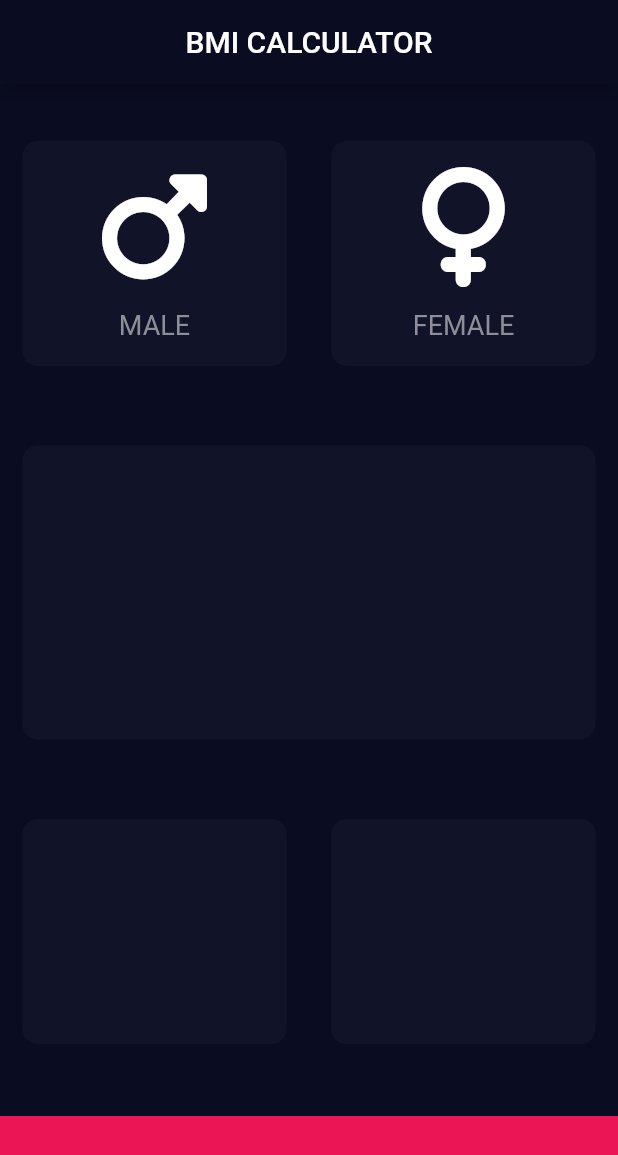
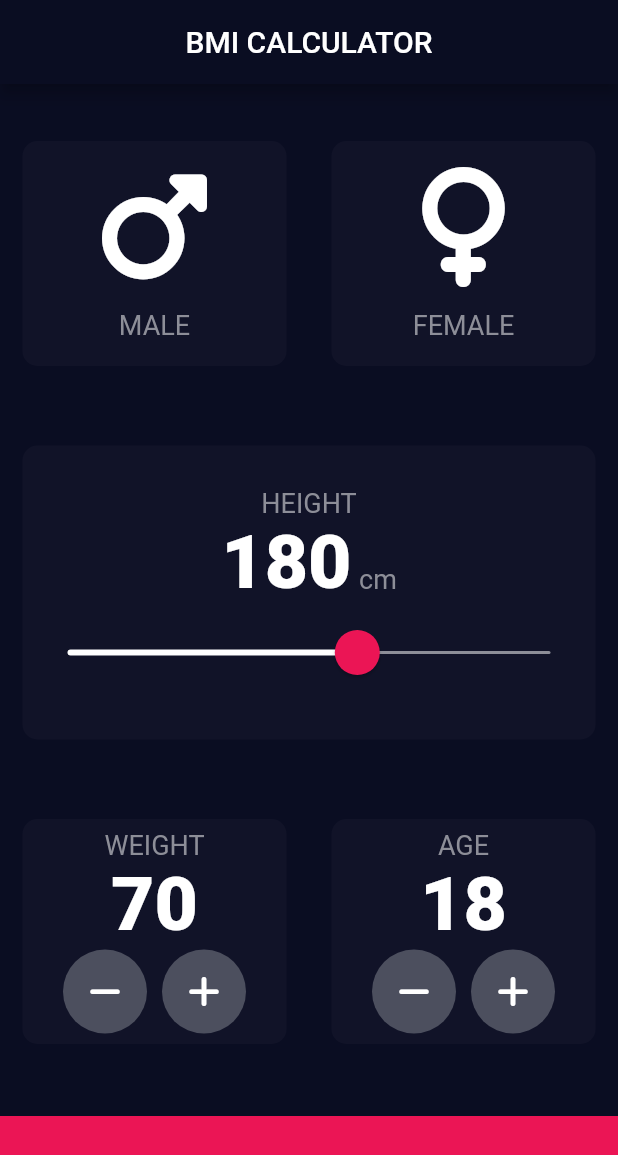
Before and after one commit to Jihed0405/bmi_calculator, a Flutter app: the screen it shows after launch, on a phone screen of 412 x 824 dp. Shown: the top 1155 px of the screen. Run offline on Flutter 3.47's test engine with Material 2 defaults, Android fonts, the phone set to English and light mode, and no system bars; our stand-ins replace font_awesome_flutter.

```diff
--- /dev/null
+++ b/lib/constants.dart
@@ -0,0 +1,17 @@
+
+import 'package:flutter/material.dart';
+
+const kBottomContainerHeight = 80.0;
+const kBottomContainerColour = Color(0xFFEB1555);
+const kOverlaySliderColor = Color(0x29EB1555);
+const kSliderInactiveColor = Color(0xFF8D8E98);
+const kActiveCardColour = Color(0xFF1D1F33);
+const kInactiveCardColour = Color(0xFF111328);
+const kButtonColor = Color(0xFF4C4F5E);
+const kLabelTextStyle= TextStyle(
+  fontSize: 18.0,
+color: Color(0xFF8D8E98));
+const kValuesTextStyle = TextStyle(
+  fontSize: 50.0,
+  fontWeight: FontWeight.w900
+);
--- a/lib/icon_content.dart
+++ b/lib/icon_content.dart
@@ -1,7 +1,6 @@
+import 'package:bmi_calculator/constants.dart';
 import 'package:flutter/material.dart';
-const labelTextStyle= TextStyle(
-  fontSize: 18.0,
-color: Color(0xFF8D8E98));
+
 class IconContent extends StatelessWidget {
   final IconData icon;
     final String label;
@@ -19,7 +18,7 @@ class IconContent extends StatelessWidget {
       children: [
         Icon(icon,size: 80.0,),
         const SizedBox(height: 15.0,),
-        Text(label,style: labelTextStyle,)
+        Text(label,style: kLabelTextStyle,)
       ],
     );
   }
--- a/lib/input_page.dart
+++ b/lib/input_page.dart
@@ -1,12 +1,9 @@
+import 'package:bmi_calculator/constants.dart';
 import 'package:bmi_calculator/icon_content.dart';
 import 'package:bmi_calculator/reusable_card.dart';
 import 'package:flutter/material.dart';
 import 'package:font_awesome_flutter/font_awesome_flutter.dart';
 
-const bottomContainerHeight = 80.0;
-const bottomContainerColour = Color(0xFFEB1555);
-const activeCardColour = Color(0xFF1D1F33);
-const inactiveCardColour = Color(0xFF111328);
 
 enum Gender { male, female }
 
@@ -17,7 +14,9 @@ class InputPage extends StatefulWidget {
 
 class _InputPageState extends State<InputPage> {
   Gender? selectedGender;
-
+  int height = 180;
+  int weight = 70;
+  int age = 18;
   @override
   Widget build(BuildContext context) {
     return Scaffold(
@@ -25,65 +24,175 @@ class _InputPageState extends State<InputPage> {
           title: const Center(child: Text('BMI CALCULATOR')),
         ),
         body: Column(
+          crossAxisAlignment: CrossAxisAlignment.stretch ,
           children: [
             Expanded(
               child: Row(
                 children: [
                   Expanded(
-                    child: GestureDetector(
-                      onTap: () {
-                        setState(() {
-                          selectedGender = Gender.male;
-                        });
-                      },
-                      child: ReusableCard(
-                        colour: selectedGender == Gender.male
-                            ? activeCardColour
-                            : inactiveCardColour,
-                        cardChild: IconContent(
-                          icon: FontAwesomeIcons.mars,
-                          label: 'MALE',
-                        ),
+                    child: ReusableCard(
+                      onPress:  (){setState(() {
+                        selectedGender = Gender.male;
+                      });},
+                      colour: selectedGender == Gender.male
+                          ? kActiveCardColour
+                          : kInactiveCardColour,
+                      cardChild: IconContent(
+                        icon: FontAwesomeIcons.mars,
+                        label: 'MALE',
                       ),
                     ),
                   ),
                   Expanded(
-                    child: GestureDetector(
-                      onTap: () {
-                        setState(() {
+                    child: ReusableCard(
+                      onPress: (){
+                         setState(() {
                           selectedGender = Gender.female;
                         });
                       },
-                      child: ReusableCard(
-                        colour: selectedGender == Gender.female
-                            ? activeCardColour
-                            : inactiveCardColour,
-                        cardChild: IconContent(
-                            icon: FontAwesomeIcons.venus, label: "FEMALE"),
-                      ),
+                      colour: selectedGender == Gender.female
+                          ? kActiveCardColour
+                          : kInactiveCardColour,
+                      cardChild: IconContent(
+                          icon: FontAwesomeIcons.venus, label: "FEMALE"),
                     ),
                   ),
                 ],
               ),
             ),
             Expanded(
-              child: ReusableCard(colour: inactiveCardColour),
+              child: ReusableCard(colour: kInactiveCardColour,
+              cardChild: Column(
+
+                 mainAxisAlignment: MainAxisAlignment.center,
+                children: [
+                  Text('HEIGHT', style:  kLabelTextStyle),
+                  Row(
+                   mainAxisAlignment: MainAxisAlignment.center,
+                   crossAxisAlignment: CrossAxisAlignment.baseline,
+                   textBaseline:TextBaseline.alphabetic,
+                    children: [
+                      Text(height.toString(),style:kValuesTextStyle ,),
+                      SizedBox(width: 5.0,),
+                      Text('cm',style: kLabelTextStyle)
+                    ],
+                  ),
+                  SliderTheme(
+                    data: SliderTheme.of(context).copyWith(trackHeight: 2.0,
+                    activeTrackColor: Colors.white,
+                      inactiveTrackColor: kSliderInactiveColor,
+                    thumbColor: kBottomContainerColour,
+                    overlayColor: kOverlaySliderColor ,
+                    thumbShape: RoundSliderThumbShape(enabledThumbRadius: 15.0),
+                    overlayShape: RoundSliderOverlayShape(overlayRadius: 30.0)
+                    ),
+
+                    child: Slider(
+                      value: height.toDouble(),
+                      min: 120.0,
+                      max: 220.0,
+                      onChanged: (double newValue) {
+                        setState(() {
+                          height=newValue.round();
+                        });
+                       },
+                    ),
+                  )
+                ],
+
+              ),),
             ),
             Expanded(
               child: Row(
                 children: [
-                  Expanded(child: ReusableCard(colour: inactiveCardColour)),
-                  Expanded(child: ReusableCard(colour: inactiveCardColour)),
+                  Expanded(child: ReusableCard(colour: kInactiveCardColour,
+                  cardChild: Column(
+                    mainAxisAlignment: MainAxisAlignment.center,
+                    children: [
+                      Text("WEIGHT", style:  kLabelTextStyle),
+                       Text(weight.toString(),style:kValuesTextStyle ,),
+                       Row(
+                        mainAxisAlignment: MainAxisAlignment.center,
+                        children: [
+                          RoundIconButton(icon:FontAwesomeIcons.minus,
+                          onPressed: (){
+                            setState(() {
+                              weight--;
+                            });
+                          },
+                          ),
+                          SizedBox(width: 10.0,),
+                           RoundIconButton(icon:FontAwesomeIcons.plus,
+                           onPressed: (){
+                            setState(() {
+                              weight++;
+                            });
+                           },),
+                        ],
+                       )
+                    ],
+                  ),
+                  ),
+                  ),
+                  Expanded(child: ReusableCard(colour: kInactiveCardColour,
+                   cardChild: Column(
+                    mainAxisAlignment: MainAxisAlignment.center,
+                    children: [
+                      Text("AGE", style:  kLabelTextStyle),
+                       Text(age.toString(),style:kValuesTextStyle ,),
+                       Row(
+                        mainAxisAlignment: MainAxisAlignment.center,
+                        children: [
+                          RoundIconButton(icon:FontAwesomeIcons.minus,
+                          onPressed: (){
+                            setState(() {
+                              age--;
+                            });
+                          },
+                          ),
+                          SizedBox(width: 10.0,),
+                           RoundIconButton(icon:FontAwesomeIcons.plus,
+                           onPressed: (){
+                            setState(() {
+                              age++;
+                            });
+                           },),
+                        ],
+                       )
+                    ],
+                  ),
+                  ),
+                  ),
                 ],
               ),
             ),
             Container(
-              color: bottomContainerColour,
+              color: kBottomContainerColour,
               margin: EdgeInsets.only(top: 10.0),
               width: double.infinity,
-              height: bottomContainerHeight,
+              height: kBottomContainerHeight,
             )
           ],
         ));
   }
 }
+
+class RoundIconButton extends StatelessWidget {
+  const RoundIconButton({super.key, required this.icon, required this.onPressed});
+final IconData icon;
+final VoidCallback onPressed;
+  @override
+  Widget build(BuildContext context) {
+    return RawMaterialButton(
+      onPressed: onPressed,
+      child: Icon(icon),
+      elevation: 0.0,
+      constraints: BoxConstraints.tightFor(
+         width: 56.0,
+          height: 56.0,
+      ),
+      shape: CircleBorder(),
+      fillColor: kButtonColor,
+      );
+  }
+}
--- a/lib/reusable_card.dart
+++ b/lib/reusable_card.dart
@@ -1,17 +1,21 @@
 import 'package:flutter/material.dart';
 
 class ReusableCard extends StatelessWidget {
- const ReusableCard({super.key, required this.colour,this.cardChild});
+  const ReusableCard({super.key, required this.colour,this.cardChild,this.onPress});
  final Color colour;
 final Widget? cardChild;
+final  VoidCallback?  onPress;
   @override
   Widget build(BuildContext context) {
-    return Container(
-      margin: EdgeInsets.all(15.0),
-    decoration: BoxDecoration(borderRadius: BorderRadius.circular(10.0),
-    color: colour,),
-    height: 150.0,
-      child: cardChild,
+    return GestureDetector(
+      onTap: onPress,
+      child: Container(
+        margin: EdgeInsets.all(15.0),
+      decoration: BoxDecoration(borderRadius: BorderRadius.circular(10.0),
+      color: colour,),
+      height: 150.0,
+        child: cardChild,
+      ),
     );
   }
 }
```
